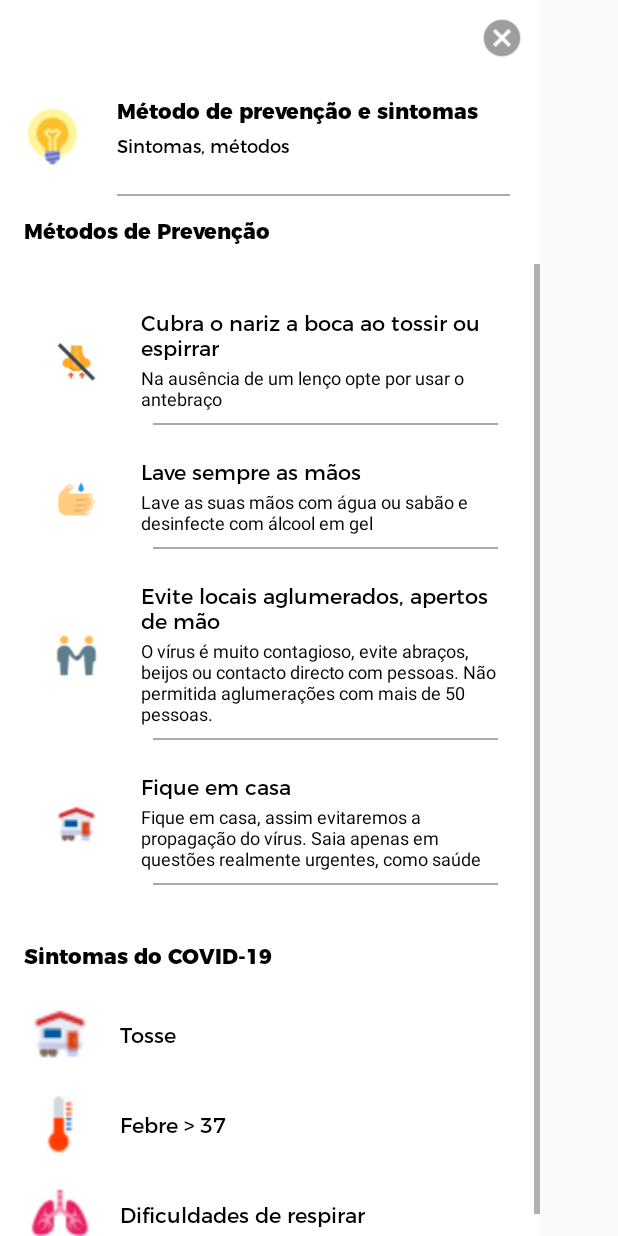
After one commit to josecaseiro/covidzero, an Android app: the layout dialog_medidas.xml on its own in the app's theme, with its tools: preview values and no code run, on a phone screen of 412 x 824 dp. The commit adds this screen. Run offline under Robolectric (Android 15) with nearby library versions, the phone set to English and light mode, and no system bars.

Commit message:
Dialogo métodos de prevençao

```diff
--- a/app/src/main/java/ao/covidzero/covidzero/MenuItemFragment.kt
+++ b/app/src/main/java/ao/covidzero/covidzero/MenuItemFragment.kt
@@ -1,5 +1,6 @@
 package ao.covidzero.covidzero
 
+import android.app.Dialog
 import android.content.Context
 import android.os.Bundle
 import androidx.fragment.app.Fragment
@@ -9,10 +10,12 @@ import androidx.recyclerview.widget.RecyclerView
 import android.view.LayoutInflater
 import android.view.View
 import android.view.ViewGroup
+import android.view.Window
 
 import ao.covidzero.covidzero.dummy.DummyContent
 import ao.covidzero.covidzero.dummy.DummyContent.DummyItem
 import ao.covidzero.covidzero.model.MenuItem
+import kotlinx.android.synthetic.main.dialog_medidas.*
 import kotlinx.android.synthetic.main.fragment_menu_item.*
 
 /**
@@ -33,6 +36,8 @@ class MenuItemFragment : Fragment() {
         arguments?.let {
             columnCount = it.getInt(ARG_COLUMN_COUNT)
         }
+
+
     }
 
     override fun onCreateView(
@@ -81,7 +86,22 @@ class MenuItemFragment : Fragment() {
                     "Denúncios, Emergências"
                 ))
 
-                adapter = MenuItemAdapter(lista, listener)
+                adapter = MenuItemAdapter(lista, object:  OnListFragmentInteractionListener {
+                    override fun onListFragmentInteraction(item: MenuItem?) {
+                        if(item?.icone == R.drawable.metodos){
+                            //Mostrar os métodos de prevenção
+                            val dg = android.app.Dialog(context)
+                            dg.requestWindowFeature(android.view.Window.FEATURE_NO_TITLE)
+
+                            dg.setContentView(ao.covidzero.covidzero.R.layout.dialog_medidas)
+                            dg.bt_cancelar.setOnClickListener {
+                                dg.dismiss()
+                            }
+
+                            dg.show()
+                        }
+                    }
+                })
             }
         }
         return view
@@ -90,7 +110,23 @@ class MenuItemFragment : Fragment() {
     override fun onAttach(context: Context) {
         super.onAttach(context)
         if (context is OnListFragmentInteractionListener) {
-            listener = context
+            //listener = context
+            listener = object:  OnListFragmentInteractionListener {
+                override fun onListFragmentInteraction(item: MenuItem?) {
+                    if(item?.icone == 2){
+                        //Mostrar os métodos de prevenção
+                        val dg = Dialog(context)
+                        dg.requestWindowFeature(Window.FEATURE_NO_TITLE)
+
+                        dg.setContentView(R.layout.dialog_medidas)
+                        dg.bt_cancelar.setOnClickListener {
+                            dg.dismiss()
+                        }
+
+                        dg.show()
+                    }
+                }
+            }
         } else {
 
         }
--- a/app/src/main/java/ao/covidzero/covidzero/ItemRelatorio.java
+++ b/app/src/main/java/ao/covidzero/covidzero/widget/ItemRelatorio.java
@@ -1,4 +1,4 @@
-package ao.covidzero.covidzero;
+package ao.covidzero.covidzero.widget;
 
 import android.content.Context;
 import android.content.res.TypedArray;
@@ -74,6 +74,8 @@ public class ItemRelatorio extends LinearLayout {
         } finally {
             a.recycle();
         }
+
+
     }
 
     public void setQtd(int qtd){
--- /dev/null
+++ b/app/src/main/java/ao/covidzero/covidzero/widget/MenuItemWidget.java
@@ -0,0 +1,64 @@
+package ao.covidzero.covidzero.widget;
+
+import android.content.Context;
+import android.content.res.TypedArray;
+import android.graphics.Color;
+import android.util.AttributeSet;
+import android.view.LayoutInflater;
+import android.view.View;
+import android.widget.ImageView;
+import android.widget.LinearLayout;
+import android.widget.TextView;
+
+import androidx.annotation.Nullable;
+
+import ao.covidzero.covidzero.R;
+
+
+public class MenuItemWidget extends LinearLayout {
+
+    View view;
+
+    public MenuItemWidget(Context context, @Nullable AttributeSet attrs) {
+        super(context, attrs);
+
+        LayoutInflater layoutInflater = LayoutInflater.from(context);
+        view = layoutInflater.inflate(R.layout.item_metodos_prevencao, this);
+
+        TypedArray a = context.getTheme().obtainStyledAttributes(
+                attrs,
+                R.styleable.MenuItemWidget,
+                0, 0);
+
+        try {
+            int ic = a.getInt(R.styleable.MenuItemWidget_icone_menu, 0);
+
+
+            int icone = R.drawable.verified;
+
+            switch (ic){
+                case 0:
+                    icone = R.drawable.lavamaos;
+                    break;
+                case 1:
+                    icone = R.drawable.cubra;
+                    break;
+                case 2:
+                    icone = R.drawable.aglumerados;
+                    break;
+                case 3:
+                    icone = R.drawable.quarentena;
+                    break;
+
+            }
+
+            ( (TextView) view.findViewById(R.id.titulo) ).setText( a.getString(R.styleable.MenuItemWidget_titulo_menu) );
+            ( (TextView) view.findViewById(R.id.subtitulo) ).setText( a.getString(R.styleable.MenuItemWidget_subtitulo_menu) );
+            ( (ImageView) view.findViewById(R.id.icone) ).setImageResource( icone );
+
+        } finally {
+            a.recycle();
+        }
+
+    }
+}
--- /dev/null
+++ b/app/src/main/java/ao/covidzero/covidzero/widget/SintomaWidget.java
@@ -0,0 +1,57 @@
+package ao.covidzero.covidzero.widget;
+
+import android.content.Context;
+import android.content.res.TypedArray;
+import android.util.AttributeSet;
+import android.view.LayoutInflater;
+import android.view.View;
+import android.widget.ImageView;
+import android.widget.LinearLayout;
+import android.widget.TextView;
+
+import androidx.annotation.Nullable;
+
+import ao.covidzero.covidzero.R;
+
+public class SintomaWidget extends LinearLayout {
+
+    View view;
+
+    public SintomaWidget(Context context, @Nullable AttributeSet attrs) {
+        super(context, attrs);
+
+        LayoutInflater layoutInflater = LayoutInflater.from(context);
+        view = layoutInflater.inflate(R.layout.sintomas, this);
+
+        TypedArray a = context.getTheme().obtainStyledAttributes(
+                attrs,
+                R.styleable.MenuItemWidget,
+                0, 0);
+
+        try {
+            int ic = a.getInt(R.styleable.MenuItemWidget_icone_menu, 0);
+
+
+            int icone = R.drawable.verified;
+
+            switch (ic){
+                case 0:
+                    icone = R.drawable.quarentena;
+                    break;
+                case 1:
+                    icone = R.drawable.febre;
+                    break;
+                case 2:
+                    icone = R.drawable.respirar;
+                    break;
+            }
+
+            ( (TextView) view.findViewById(R.id.nome) ).setText( a.getString(R.styleable.MenuItemWidget_titulo_menu) );
+            ( (ImageView) view.findViewById(R.id.icone) ).setImageResource( icone );
+
+        } finally {
+            a.recycle();
+        }
+
+    }
+}
--- a/app/src/main/res/layout/activity_main.xml
+++ b/app/src/main/res/layout/activity_main.xml
@@ -4,9 +4,9 @@
     xmlns:tools="http://schemas.android.com/tools"
     android:layout_width="match_parent"
     android:layout_height="match_parent"
+    android:background="@android:color/white"
     android:orientation="vertical"
-    tools:context=".MainActivity"
-    >
+    tools:context=".MainActivity">
 
     <androidx.constraintlayout.widget.ConstraintLayout
         android:layout_width="match_parent"
@@ -76,18 +76,17 @@
     </androidx.constraintlayout.widget.ConstraintLayout>
 
     <TextView
-        android:paddingHorizontal="16dp"
         android:layout_width="match_parent"
         android:layout_height="wrap_content"
+        android:layout_marginVertical="12dp"
+        android:fontFamily="@font/font_bold"
+        android:paddingHorizontal="16dp"
         android:text="Relatório Geral"
-        android:fontFamily="@font/font_bold"
-        android:textSize="18sp"
-        android:layout_marginVertical="12dp"
-        />
+        android:textSize="18sp" />
 
     <androidx.constraintlayout.widget.ConstraintLayout
         android:layout_width="match_parent"
-        android:layout_height="wrap_content" >
+        android:layout_height="wrap_content">
 
         <LinearLayout
 
@@ -100,7 +99,7 @@
             app:layout_constraintStart_toStartOf="parent"
             app:layout_constraintTop_toTopOf="parent">
 
-            <ao.covidzero.covidzero.ItemRelatorio
+            <ao.covidzero.covidzero.widget.ItemRelatorio
                 android:id="@+id/confirmado"
                 android:layout_width="wrap_content"
                 android:layout_height="wrap_content"
@@ -108,7 +107,7 @@
                 app:nome="Confirmados"
                 app:qtd="7" />
 
-            <ao.covidzero.covidzero.ItemRelatorio
+            <ao.covidzero.covidzero.widget.ItemRelatorio
                 android:id="@+id/suspeitos"
                 android:layout_width="wrap_content"
                 android:layout_height="wrap_content"
@@ -116,7 +115,7 @@
                 app:nome="Suspeitos"
                 app:qtd="1200" />
 
-            <ao.covidzero.covidzero.ItemRelatorio
+            <ao.covidzero.covidzero.widget.ItemRelatorio
                 android:id="@+id/recuperados"
                 android:layout_width="wrap_content"
                 android:layout_height="wrap_content"
@@ -124,7 +123,7 @@
                 app:nome="Recuperados"
                 app:qtd="1" />
 
-            <ao.covidzero.covidzero.ItemRelatorio
+            <ao.covidzero.covidzero.widget.ItemRelatorio
                 android:id="@+id/mortos"
                 android:layout_width="wrap_content"
                 android:layout_height="wrap_content"
@@ -135,7 +134,7 @@
 
         </LinearLayout>
 
-        <ao.covidzero.covidzero.ItemRelatorio
+        <ao.covidzero.covidzero.widget.ItemRelatorio
             android:id="@+id/quarentena"
             android:layout_width="wrap_content"
             android:layout_height="wrap_content"
--- /dev/null
+++ b/app/src/main/res/layout/dialog_medidas.xml
@@ -0,0 +1,185 @@
+<?xml version="1.0" encoding="utf-8"?>
+<LinearLayout xmlns:android="http://schemas.android.com/apk/res/android"
+    xmlns:app="http://schemas.android.com/apk/res-auto"
+    android:layout_width="360dp"
+    android:layout_height="wrap_content"
+    android:background="@android:color/white"
+
+    android:orientation="vertical">
+
+    <LinearLayout
+        android:layout_width="wrap_content"
+        android:layout_height="wrap_content"
+        android:layout_gravity="right"
+        android:gravity="right"
+        android:orientation="horizontal">
+
+        <ImageView
+            android:id="@+id/bt_cancelar"
+            android:layout_width="40dp"
+            android:layout_height="40dp"
+            android:layout_margin="5dp"
+            android:layout_weight="1"
+            android:padding="5dp"
+            app:srcCompat="@drawable/cancel" />
+    </LinearLayout>
+
+    <LinearLayout
+        android:layout_width="match_parent"
+        android:layout_height="80dp"
+        android:orientation="horizontal">
+
+        <ImageView
+            android:id="@+id/icone"
+            android:layout_width="140dp"
+            android:layout_height="80dp"
+            android:layout_weight="1"
+            android:padding="15dp"
+            app:srcCompat="@drawable/metodos" />
+
+        <LinearLayout
+            android:layout_width="match_parent"
+            android:layout_height="match_parent"
+            android:layout_weight="1"
+            android:orientation="vertical"
+            android:paddingLeft="8dp"
+            android:paddingRight="4dp">
+
+            <LinearLayout
+                android:layout_width="match_parent"
+                android:layout_height="match_parent"
+                android:layout_weight="1"
+                android:orientation="vertical"
+                android:paddingRight="8dp">
+
+                <TextView
+                    android:id="@+id/titulo"
+                    android:layout_width="match_parent"
+                    android:layout_height="wrap_content"
+                    android:layout_marginTop="12dp"
+                    android:fontFamily="@font/font_bold"
+                    android:text="Método de prevenção e sintomas"
+                    android:textColor="@android:color/black" />
+
+                <TextView
+                    android:id="@+id/subtitulo"
+                    android:layout_width="match_parent"
+                    android:layout_height="wrap_content"
+                    android:layout_marginTop="4dp"
+                    android:fontFamily="@font/font_regular"
+                    android:text="Sintomas, métodos"
+                    android:textColor="@android:color/black"
+                    android:textSize="12sp" />
+
+            </LinearLayout>
+
+            <LinearLayout
+                android:layout_width="match_parent"
+                android:layout_height="1dp"
+                android:layout_marginRight="16dp"
+                android:background="@android:color/darker_gray"
+                android:orientation="vertical" />
+        </LinearLayout>
+
+    </LinearLayout>
+
+    <TextView
+        android:id="@+id/textView8"
+        android:layout_width="match_parent"
+        android:layout_height="wrap_content"
+        android:fontFamily="@font/font_bold"
+        android:paddingLeft="16dp"
+        android:paddingTop="12dp"
+        android:paddingBottom="12dp"
+        android:text="Métodos de Prevenção"
+        android:textColor="@android:color/black" />
+
+    <ScrollView
+        android:layout_width="match_parent"
+        android:layout_height="match_parent">
+        <LinearLayout
+            android:orientation="vertical"
+            android:layout_width="match_parent"
+            android:layout_height="wrap_content">
+
+            <LinearLayout
+                android:id="@+id/layout_metodos"
+                android:layout_width="match_parent"
+                android:layout_height="wrap_content"
+                android:orientation="vertical"
+                android:padding="16dp">
+
+                <ao.covidzero.covidzero.widget.MenuItemWidget
+                    android:layout_width="match_parent"
+                    android:layout_height="match_parent"
+                    app:icone_menu="1"
+                    app:subtitulo_menu="Na ausência de um lenço opte por usar o antebraço"
+                    app:titulo_menu="Cubra o nariz a boca ao tossir ou espirrar" />
+
+                <ao.covidzero.covidzero.widget.MenuItemWidget
+                    android:layout_width="wrap_content"
+                    android:layout_height="wrap_content"
+                    app:icone_menu="0"
+                    app:subtitulo_menu="Lave as suas mãos com água ou sabão e desinfecte com álcool em gel"
+                    app:titulo_menu="Lave sempre as mãos" />
+
+                <ao.covidzero.covidzero.widget.MenuItemWidget
+                    android:layout_width="match_parent"
+                    android:layout_height="match_parent"
+                    app:icone_menu="2"
+                    app:subtitulo_menu="O vírus é muito contagioso, evite abraços, beijos ou contacto directo com pessoas. Não permitida aglumerações com mais de 50 pessoas."
+                    app:titulo_menu="Evite locais aglumerados, apertos de mão" />
+
+                <ao.covidzero.covidzero.widget.MenuItemWidget
+                    android:layout_width="match_parent"
+                    android:layout_height="match_parent"
+                    app:icone_menu="3"
+                    app:subtitulo_menu="Fique em casa, assim evitaremos a propagação do vírus. Saia apenas em questões realmente urgentes, como saúde"
+                    app:titulo_menu="Fique em casa" />
+
+            </LinearLayout>
+
+            <TextView
+                android:id="@+id/textView9"
+                android:layout_width="match_parent"
+                android:layout_height="wrap_content"
+                android:fontFamily="@font/font_bold"
+                android:paddingLeft="16dp"
+                android:paddingTop="12dp"
+                android:paddingBottom="12dp"
+                android:text="Sintomas do COVID-19"
+                android:textColor="@android:color/black" />
+
+            <LinearLayout
+                android:layout_width="match_parent"
+                android:layout_height="match_parent"
+                android:orientation="vertical">
+
+                <ao.covidzero.covidzero.widget.SintomaWidget
+                    android:layout_width="match_parent"
+                    android:layout_height="match_parent"
+                    app:icone_menu="0"
+                    app:titulo_menu="Tosse"/>
+
+                <ao.covidzero.covidzero.widget.SintomaWidget
+                    android:layout_width="wrap_content"
+                    android:layout_height="wrap_content"
+                    app:icone_menu="1"
+                    app:titulo_menu="Febre > 37"
+                    />
+
+                <ao.covidzero.covidzero.widget.SintomaWidget
+                    android:layout_width="wrap_content"
+                    android:layout_height="wrap_content"
+                    app:icone_menu="2"
+                    app:titulo_menu="Dificuldades de respirar"
+                    />
+
+            </LinearLayout>
+
+        </LinearLayout>
+    </ScrollView>
+
+
+
+</LinearLayout>
--- /dev/null
+++ b/app/src/main/res/layout/item_metodos_prevencao.xml
@@ -0,0 +1,59 @@
+<?xml version="1.0" encoding="utf-8"?>
+<LinearLayout xmlns:android="http://schemas.android.com/apk/res/android"
+    xmlns:app="http://schemas.android.com/apk/res-auto"
+    android:layout_width="match_parent"
+    android:layout_height="wrap_content"
+    android:gravity="center"
+    android:orientation="horizontal">
+
+    <ImageView
+        android:id="@+id/icone"
+        android:layout_width="140dp"
+        android:layout_height="60dp"
+        android:layout_weight="1"
+        android:padding="15dp"
+        app:srcCompat="@drawable/icon" />
+
+    <LinearLayout
+        android:layout_width="match_parent"
+        android:layout_height="wrap_content"
+        android:layout_weight="1"
+        android:orientation="vertical"
+        android:paddingLeft="8dp"
+        android:paddingRight="4dp">
+
+        <LinearLayout
+            android:layout_width="match_parent"
+            android:layout_height="match_parent"
+            android:layout_weight="1"
+            android:orientation="vertical">
+
+            <TextView
+                android:id="@+id/titulo"
+                android:layout_width="match_parent"
+                android:layout_height="wrap_content"
+                android:layout_marginTop="12dp"
+                android:fontFamily="@font/font_regular"
+                android:text="Titulo do item"
+                android:textColor="@android:color/black" />
+
+            <TextView
+                android:id="@+id/subtitulo"
+                android:layout_width="match_parent"
+                android:layout_height="wrap_content"
+                android:layout_marginTop="2dp"
+                android:text="TextView"
+                android:textColor="@android:color/black"
+                android:textSize="12sp" />
+
+        </LinearLayout>
+
+        <LinearLayout
+            android:layout_width="match_parent"
+            android:layout_height="1dp"
+            android:layout_margin="8dp"
+            android:background="@android:color/darker_gray"
+            android:orientation="vertical" />
+    </LinearLayout>
+
+</LinearLayout>
--- a/app/src/main/res/layout/item_relatorio.xml
+++ b/app/src/main/res/layout/item_relatorio.xml
@@ -11,10 +11,10 @@
         android:id="@+id/qtd"
         android:layout_width="wrap_content"
         android:layout_height="wrap_content"
-        android:fontFamily="@font/font_regular"
+        android:fontFamily="@font/font_bold"
         android:text="134"
         android:textColor="@android:color/holo_red_dark"
-        android:textSize="10sp" />
+        android:textSize="14sp" />
 
     <ImageView
         android:id="@+id/icone"
--- /dev/null
+++ b/app/src/main/res/layout/sintomas.xml
@@ -0,0 +1,23 @@
+<?xml version="1.0" encoding="utf-8"?>
+<LinearLayout xmlns:android="http://schemas.android.com/apk/res/android"
+    xmlns:app="http://schemas.android.com/apk/res-auto"
+    android:layout_width="match_parent"
+    android:layout_height="wrap_content"
+    android:gravity="center_vertical"
+    android:orientation="horizontal">
+
+    <ImageView
+        android:id="@+id/icone"
+        android:layout_width="80dp"
+        android:layout_height="60dp"
+        android:padding="10dp"
+        app:srcCompat="@drawable/exame" />
+
+    <TextView
+        android:id="@+id/nome"
+        android:layout_width="match_parent"
+        android:layout_height="wrap_content"
+        android:fontFamily="@font/font_regular"
+        android:text="TextView"
+        android:textColor="@android:color/black" />
+</LinearLayout>
--- a/app/src/main/res/values/attrs.xml
+++ b/app/src/main/res/values/attrs.xml
@@ -5,4 +5,10 @@
         <attr name="nome" format="string"/>
         <attr name="icone" format="integer"/>
     </declare-styleable>
+
+    <declare-styleable name="MenuItemWidget">
+        <attr name="icone_menu" format="integer"/>
+        <attr name="titulo_menu" format="string"/>
+        <attr name="subtitulo_menu" format="string"/>
+    </declare-styleable>
 </resources>
```
Also changed, not shown: app/src/main/res/drawable-mdpi/aglumerados.png (added), app/src/main/res/drawable-mdpi/cancel.png (added), app/src/main/res/drawable-mdpi/cubra.png (added), app/src/main/res/drawable-mdpi/febre.png (added), app/src/main/res/drawable-mdpi/lavamaos.png (added), app/src/main/res/drawable-mdpi/respirar.png (added).
